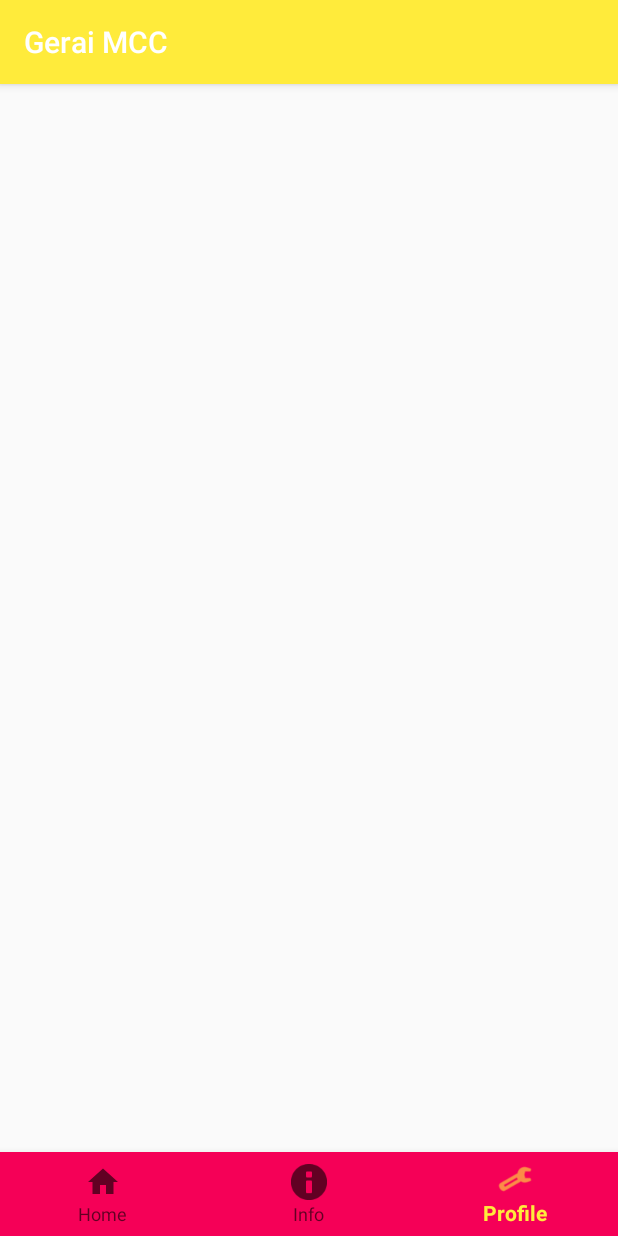
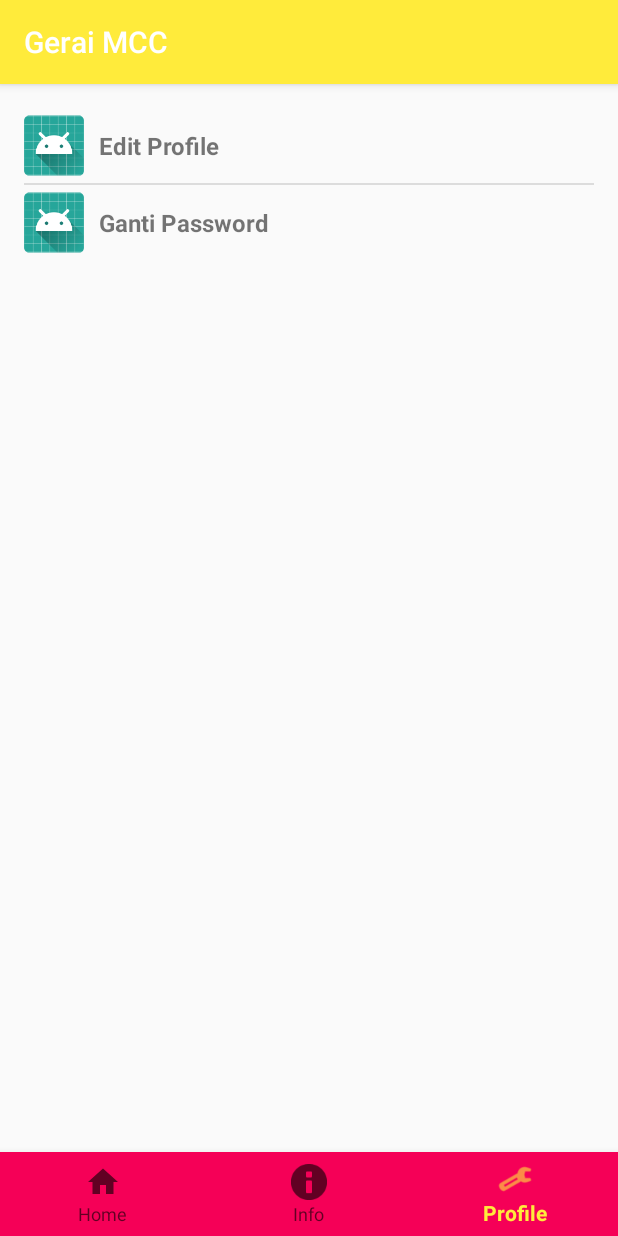
Before and after one commit to ananghanafi/CobMNN, an Android app: the screen it shows after launch (MainActivity), item 3 of the bottom bar chosen, on a phone screen of 412 x 824 dp. Run offline under Robolectric (Android 15) with nearby library versions, the phone set to English and light mode, and no system bars; libraries missing offline, so code that uses them is left out: com.daimajia.slider; 11 statements that could not run were skipped.

Commit message:
sign in update

```diff
--- a/app/build.gradle
+++ b/app/build.gradle
@@ -62,6 +62,8 @@ dependencies {
     implementation 'com.android.support:cardview-v7:26.1.0'
     implementation 'com.google.firebase:firebase-storage:11.8.0'
     implementation 'com.onesignal:OneSignal:[3.7.1,3.99.99]'
+    implementation 'com.theartofdev.edmodo:android-image-cropper:2.6.+'
+    implementation 'de.hdodenhof:circleimageview:2.2.0'
 
 }
 
--- a/app/src/main/AndroidManifest.xml
+++ b/app/src/main/AndroidManifest.xml
@@ -6,6 +6,7 @@
     <uses-permission android:name="android.permission.INTERNET" />
 
     <!-- if you want to load images from a file OR from the internet -->
+    <uses-permission android:name="android.permission.WRITE_EXTERNAL_STORAGE"/>
     <uses-permission android:name="android.permission.READ_EXTERNAL_STORAGE" />
     <uses-permission android:name="android.permission.ACCESS_COARSE_LOCATION" />
     <uses-permission android:name="android.permission.ACCESS_NETWORK_STATE" />
@@ -21,6 +22,8 @@
     <uses-permission android:name="android.permission.GET_ACCOUNTS" />
     <uses-permission android:name="android.permission.READ_PROFILE" />
     <uses-permission android:name="android.permission.READ_CONTACTS" />
+
+
 
     <application
         android:allowBackup="true"
@@ -60,7 +63,8 @@
         <meta-data
             android:name="com.google.android.geo.API_KEY"
             android:value="@string/google_maps_key" />
-
+        <activity android:name="com.theartofdev.edmodo.cropper.CropImageActivity"
+            android:theme="@style/Base.Theme.AppCompat"/> <!-- optional (needed if default theme has no action bar) -->
         <activity
             android:name=".PemasanganBaru"
             android:label="@string/title_activity_pemasangan_baru" />
--- a/app/src/main/java/com/masbi/cobmnn/PengaturanFragment.java
+++ b/app/src/main/java/com/masbi/cobmnn/PengaturanFragment.java
@@ -39,60 +39,60 @@ public class PengaturanFragment extends Fragment {
     @Override
     public View onCreateView(LayoutInflater inflater, ViewGroup container,
                              Bundle savedInstanceState) {
-        View v= inflater.inflate(R.layout.fragment_pengaturan, container, false);
-//        String[] namaguru = new String[]{
-//                "Edit Profile ",
-//                "Ganti Password ",
-//
-//        };
-//
-//        int[] imagekiri = new int[]{
-//                R.mipmap.ic_launcher,
-//                R.mipmap.ic_launcher,
-//
-//        };
-//        List<HashMap<String, String>> list = new ArrayList<HashMap<String, String>>();
-//        for (int i = 0; i < 4; i++) {
-//            HashMap<String, String> hm = new HashMap<String, String>();
-//
-//            hm.put("namaguru", namaguru[i]);
-//            hm.put("imagekiri", Integer.toString(imagekiri[i]));
-//            list.add(hm);
-//
-//
-//        }
-//        String[] dari = {"imagekiri", "namaguru"};
-//        int[] ke = {R.id.imagekiri, R.id.namaguru};
-//        SimpleAdapter simpleAdapter = new SimpleAdapter(getActivity(), list, R.layout.list_pengaturan, dari, ke);
-//        ListView listView = (ListView) v.findViewById(R.id.list_pengaturan);
-//        listView.setAdapter(simpleAdapter);
-//        listView.setOnItemClickListener(new AdapterView.OnItemClickListener() {
-//            @Override
-//            public void onItemClick(AdapterView<?> parent, View view, int position, long id) {
-//                switch (position) {
-////                    case 0:
-////                        Intent page = new Intent(getActivity(), EditProfile.class);
-////                        startActivity(page);
-////                        break;
-////                    case 1:
-////                        Intent page1 = new Intent(getActivity(), GantiPassword.class);
-////                        startActivity(page1);
-////                        break;
-////                    case 2:
-////                        Intent page2 = new Intent(DaftarGuru.this, Guru.class);
-////                        startActivity(page2);
-////                        break;
-////                    case 3:
-////                        Intent page3 = new Intent(DaftarGuru.this, Guru.class);
-////                        startActivity(page3);
-////                        break;
-////                    case 4:
-////                        Intent page4 = new Intent(DaftarGuru.this, Guru.class);
-////                        startActivity(page4);
-////                        break;
-//                }
-//            }
-//        });
+        View v = inflater.inflate(R.layout.fragment_pengaturan, container, false);
+        String[] namaguru = new String[]{
+                "Edit Profile ",
+                "Ganti Password ",
+
+        };
+
+        int[] imagekiri = new int[]{
+                R.mipmap.ic_launcher,
+                R.mipmap.ic_launcher,
+
+        };
+        List<HashMap<String, String>> list = new ArrayList<HashMap<String, String>>();
+        for (int i = 0; i < 2; i++) {
+            HashMap<String, String> hm = new HashMap<String, String>();
+
+            hm.put("namaguru", namaguru[i]);
+            hm.put("imagekiri", Integer.toString(imagekiri[i]));
+            list.add(hm);
+
+
+        }
+        String[] dari = {"imagekiri", "namaguru"};
+        int[] ke = {R.id.imagekiri, R.id.nama};
+        SimpleAdapter simpleAdapter = new SimpleAdapter(getActivity(), list, R.layout.list_pengaturan, dari, ke);
+        ListView listView = (ListView) v.findViewById(R.id.list_pengaturanid);
+        listView.setAdapter(simpleAdapter);
+        listView.setOnItemClickListener(new AdapterView.OnItemClickListener() {
+            @Override
+            public void onItemClick(AdapterView<?> parent, View view, int position, long id) {
+                switch (position) {
+                    case 0:
+                        Intent page = new Intent(getActivity(), EditProfile.class);
+                        startActivity(page);
+                        break;
+                    case 1:
+                        Intent page1 = new Intent(getActivity(), GantiPassword.class);
+                        startActivity(page1);
+                        break;
+//                    case 2:
+//                        Intent page2 = new Intent(DaftarGuru.this, Guru.class);
+//                        startActivity(page2);
+//                        break;
+//                    case 3:
+//                        Intent page3 = new Intent(DaftarGuru.this, Guru.class);
+//                        startActivity(page3);
+//                        break;
+//                    case 4:
+//                        Intent page4 = new Intent(DaftarGuru.this, Guru.class);
+//                        startActivity(page4);
+//                        break;
+                }
+            }
+        });
         return v;
     }
 
--- a/app/src/main/res/layout/activity_edit_profile.xml
+++ b/app/src/main/res/layout/activity_edit_profile.xml
@@ -20,7 +20,7 @@
                 android:layout_height="wrap_content">
 
 
-                <ImageView
+                <android.support.v4.widget.CircleImageView xmlns:app="http://schemas.android.com/apk/res-auto"
                     android:id="@+id/imageView3"
                     android:layout_width="100dp"
                     android:layout_height="100dp"
@@ -28,7 +28,9 @@
                     android:layout_gravity="center"
                     android:layout_marginTop="22dp"
                     android:paddingBottom="16dp"
-                    app:srcCompat="@mipmap/ic_launcher" />
+                    android:src="@drawable/logomcc"
+                    app:civ_border_color="@color/colorAccent"
+                    app:civ_border_width="2dp" />
 
                 <ProgressBar
                     android:id="@+id/pUploadImage"
--- a/app/src/main/res/layout/fragment_pengaturan.xml
+++ b/app/src/main/res/layout/fragment_pengaturan.xml
@@ -1,11 +1,11 @@
 <?xml version="1.0" encoding="utf-8"?>
 <android.support.constraint.ConstraintLayout xmlns:android="http://schemas.android.com/apk/res/android"
     android:layout_width="match_parent"
-
-    android:layout_height="match_parent">
+    android:layout_height="match_parent"
+    android:padding="16dp">
 
     <ListView
-        android:id="@+id/list_pengaturan"
+        android:id="@+id/list_pengaturanid"
         android:layout_width="match_parent"
         android:layout_height="wrap_content">
 
--- a/app/src/main/res/layout/list_pengaturan.xml
+++ b/app/src/main/res/layout/list_pengaturan.xml
@@ -6,7 +6,7 @@
 
     <LinearLayout
         android:layout_width="match_parent"
-        android:layout_height="wrap_content"
+        android:layout_height="50dp"
         android:orientation="horizontal">
 
         <ImageView
@@ -15,23 +15,20 @@
             android:layout_height="50dp"
             android:paddingRight="10dp" />
 
-        <LinearLayout
+        <RelativeLayout
             android:layout_width="wrap_content"
-            android:layout_height="wrap_content"
-            android:orientation="vertical"
-            android:paddingBottom="16dp">
+            android:layout_height="50dp">
+
 
             <TextView
-
-                android:id="@+id/namaguru"
+                android:id="@+id/nama"
                 android:layout_width="wrap_content"
                 android:layout_height="wrap_content"
+                android:layout_centerVertical="true"
                 android:textSize="16dp"
                 android:textStyle="bold" />
 
-
-
-        </LinearLayout>
+        </RelativeLayout>
 
     </LinearLayout>
 
```
Also changed, not shown: app/src/main/java/com/masbi/cobmnn/EditProfile.java (+141 -115 lines), app/src/main/java/com/masbi/cobmnn/Login.java (+17 -0 lines), app/src/main/java/com/masbi/cobmnn/Register.java (+18 -4 lines), app/src/main/res/layout/activity_register.xml (+15 -0 lines).
